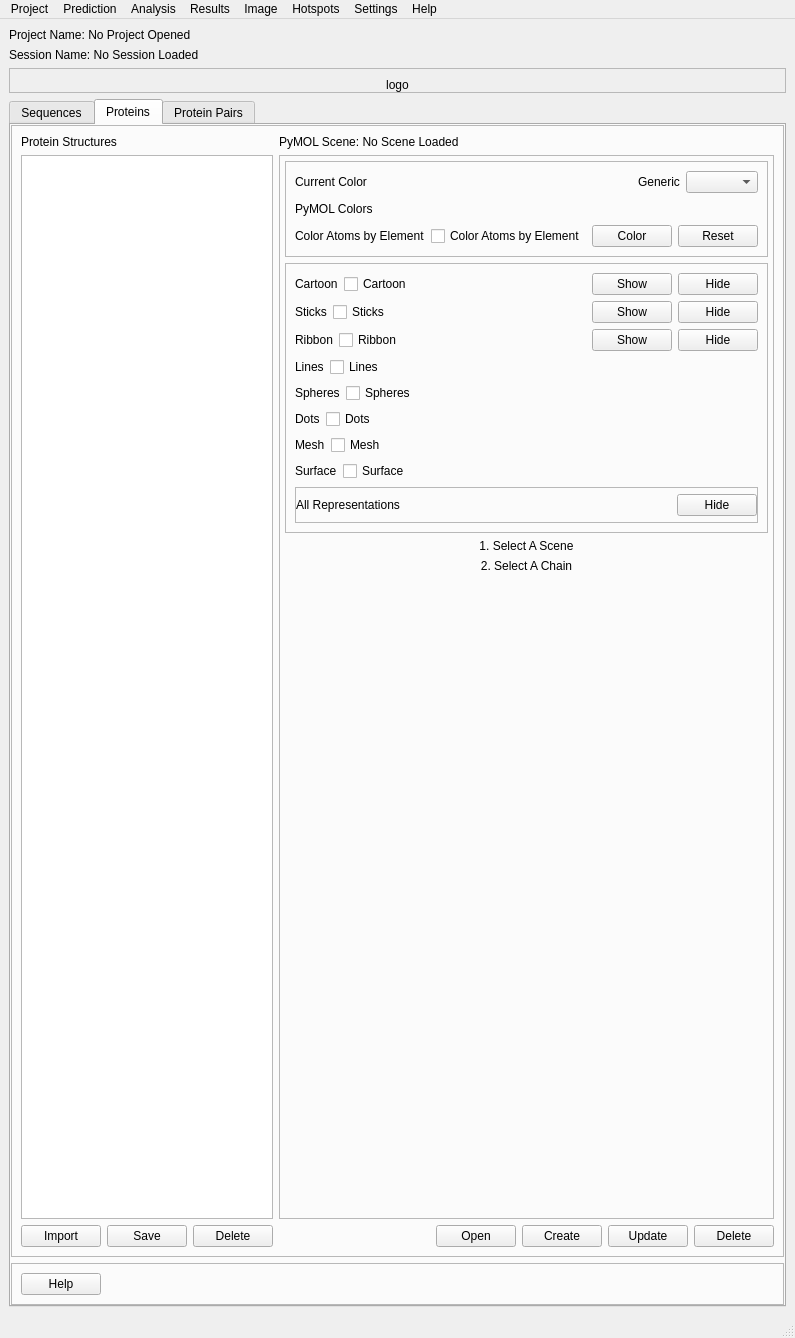
Qt form pyssa/gui/ui/forms/main_view.ui (urban233/PySSA) before a commit.
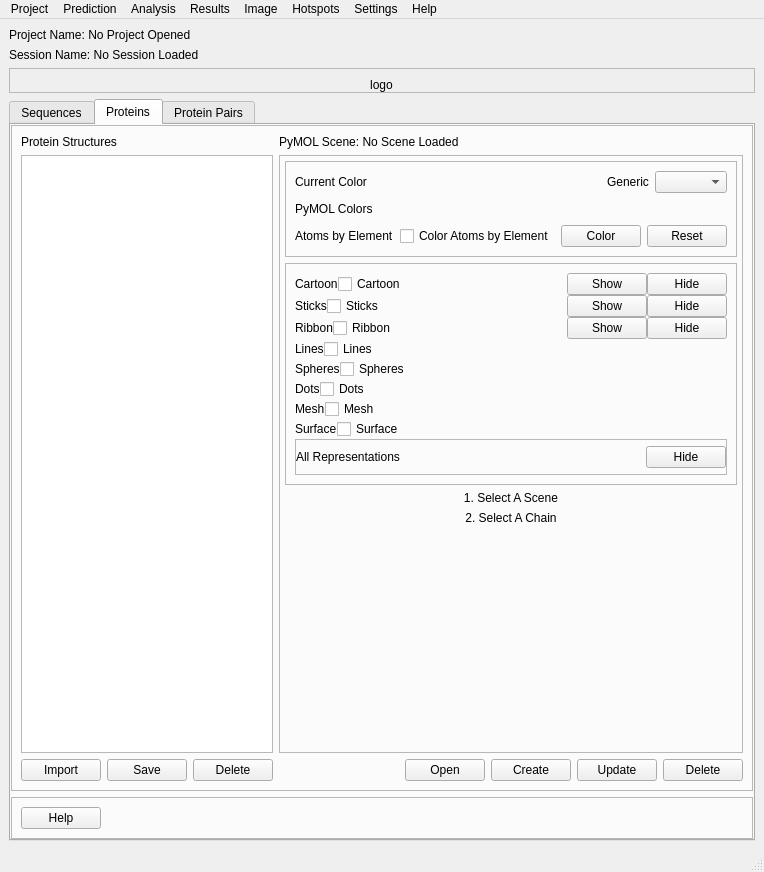
The same form after that commit.

Commit message: coloring by elements do not work

Patch:
```diff
--- a/pyssa/gui/ui/forms/main_view.ui
+++ b/pyssa/gui/ui/forms/main_view.ui
@@ -6,8 +6,8 @@
    <rect>
     <x>0</x>
     <y>0</y>
-    <width>628</width>
-    <height>1338</height>
+    <width>730</width>
+    <height>872</height>
    </rect>
   </property>
   <property name="windowTitle">
@@ -415,7 +415,7 @@
                      <item>
                       <widget class="QLabel" name="lbl_protein_atoms">
                        <property name="text">
-                        <string>Color Atoms by Element</string>
+                        <string>Atoms by Element</string>
                        </property>
                       </widget>
                      </item>
@@ -467,6 +467,9 @@
                    <enum>QFrame::Raised</enum>
                   </property>
                   <layout class="QVBoxLayout" name="verticalLayout_15">
+                   <property name="spacing">
+                    <number>0</number>
+                   </property>
                    <item>
                     <layout class="QHBoxLayout" name="protein_cartoon_layout">
                      <item>
@@ -1508,7 +1511,7 @@
     <rect>
      <x>0</x>
      <y>0</y>
-     <width>628</width>
+     <width>730</width>
      <height>21</height>
     </rect>
    </property>
```
The commit also changes 3 other files.
